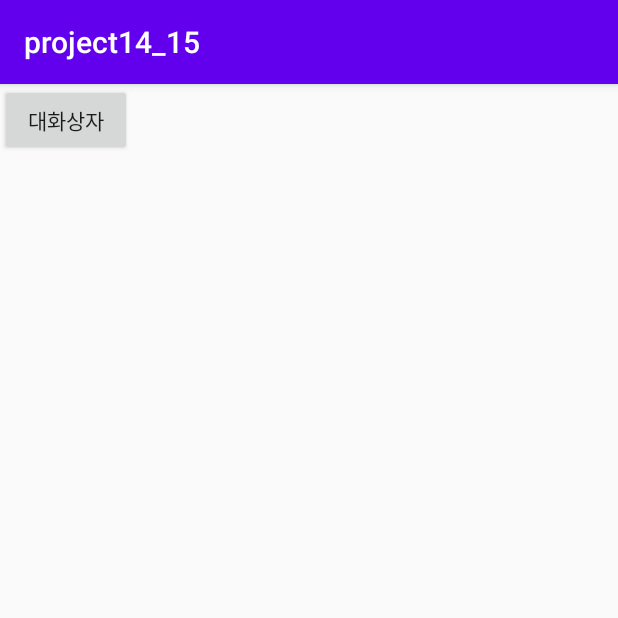
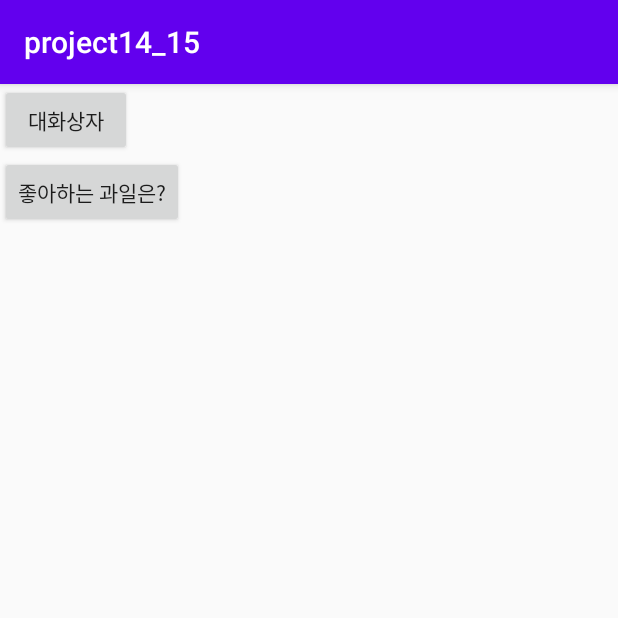
Before and after one commit to jiwoo227/project14_15, an Android app: the screen it shows after launch (MainActivity), on a phone screen of 412 x 824 dp, the top half of it. Run offline under Robolectric (Android 15) with nearby library versions, the phone set to English and light mode, and no system bars.

Commit message:
edit activity_main.xml fruits

```diff
--- a/app/src/main/java/com/example/project14_15/MainActivity.java
+++ b/app/src/main/java/com/example/project14_15/MainActivity.java
@@ -2,13 +2,66 @@ package com.example.project14_15;
 
 import androidx.appcompat.app.AppCompatActivity;
 
+import android.app.AlertDialog;
+import android.content.DialogInterface;
+import android.media.Image;
 import android.os.Bundle;
+import android.view.View;
+import android.widget.Button;
+import android.widget.ImageView;
+import android.widget.Toast;
 
 public class MainActivity extends AppCompatActivity {
+    String[] fruitsArr={"복숭아", "딸기", "무화과"};
+    int[] imgsArr = {R.drawable.berry, R.drawable.fruits, R.drawable.peach};
+    Button btnFruits;
+    ImageView imgv;
 
     @Override
     protected void onCreate(Bundle savedInstanceState) {
         super.onCreate(savedInstanceState);
         setContentView(R.layout.activity_main);
+        Button btnDialog = findViewById(R.id.btn_dialog);
+        btnFruits = findViewById(R.id.btn_fruits);
+        btnDialog.setOnClickListener(btnListener);
+        btnFruits.setOnClickListener(btnListener);
+        imgv = findViewById(R.id.imgv);
     }
+
+    View.OnClickListener btnListener = new View.OnClickListener(){
+        @Override
+        public void onClick(View v){
+            switch (v.getId()) {
+                case R.id.btn_dialog:
+                    new AlertDialog.Builder(MainActivity.this)
+                            .setTitle(R.string.dialog_title)
+                            .setMessage((R.string.dialog_message))
+                            .setIcon(R.drawable.error1)
+                            .setPositiveButton(R.string.btn_positive, btnPositiveListener)
+                            .show();
+                    break;
+                case R.id.btn_fruits:
+                    new AlertDialog.Builder(MainActivity.this)
+                            .setTitle(R.string.btn_fruits)
+                            .setSingleChoiceItems(fruitsArr, 0, fruitsItemListener)
+                            .setIcon(R.drawable.peach)
+                            .setPositiveButton("닫기", null)
+                            .show();
+                    break;
+            }
+        }
+    };
+        DialogInterface.OnClickListener fruitsItemListener = new DialogInterface.OnClickListener() {
+            @Override
+            public void onClick(DialogInterface dialogInterface, int which) {
+                btnFruits.setText(fruitsArr[which]);
+                imgv.setImageResource(imgsArr[which]);
+            }
+        };
+    DialogInterface.OnClickListener btnPositiveListener = new DialogInterface.OnClickListener() {
+        @Override
+        public void onClick(DialogInterface dialogInterface, int i) {
+            Toast.makeText(MainActivity.this, "대화 상자ㅏ 확인 버튼을 클릭하셨어요", Toast.LENGTH_SHORT).show();
+        }
+    };
 }
--- a/app/src/main/res/layout/activity_main.xml
+++ b/app/src/main/res/layout/activity_main.xml
@@ -13,6 +13,20 @@
         android:layout_height="wrap_content"
         android:text="@string/btn_dialog" />
 
+    <Button
+        android:id="@+id/btn_fruits"
+        android:layout_width="wrap_content"
+        android:layout_height="wrap_content"
+        android:text="@string/btn_fruits"/>
+
+    <ImageView
+        android:id="@+id/imgv"
+        android:layout_margin="50dp"
+        android:layout_width="match_parent"
+        android:layout_height="wrap_content"
+        />
+
+
 
 
 </LinearLayout>
--- a/app/src/main/res/values/strings.xml
+++ b/app/src/main/res/values/strings.xml
@@ -3,4 +3,6 @@
     <string name="btn_dialog">대화상자</string>
     <string name="dialog_title">주의사항</string>
     <string name="dialog_message">대화상자 연습 중이다</string>
+    <string name="btn_positive">확인</string>
+    <string name="btn_fruits">좋아하는 과일은? </string>
 </resources>
```
Also changed, not shown: app/src/main/res/drawable/berry.jpg (added), app/src/main/res/drawable/error1.png (added), app/src/main/res/drawable/fruits.jpg (added), app/src/main/res/drawable/peach.png (added).
